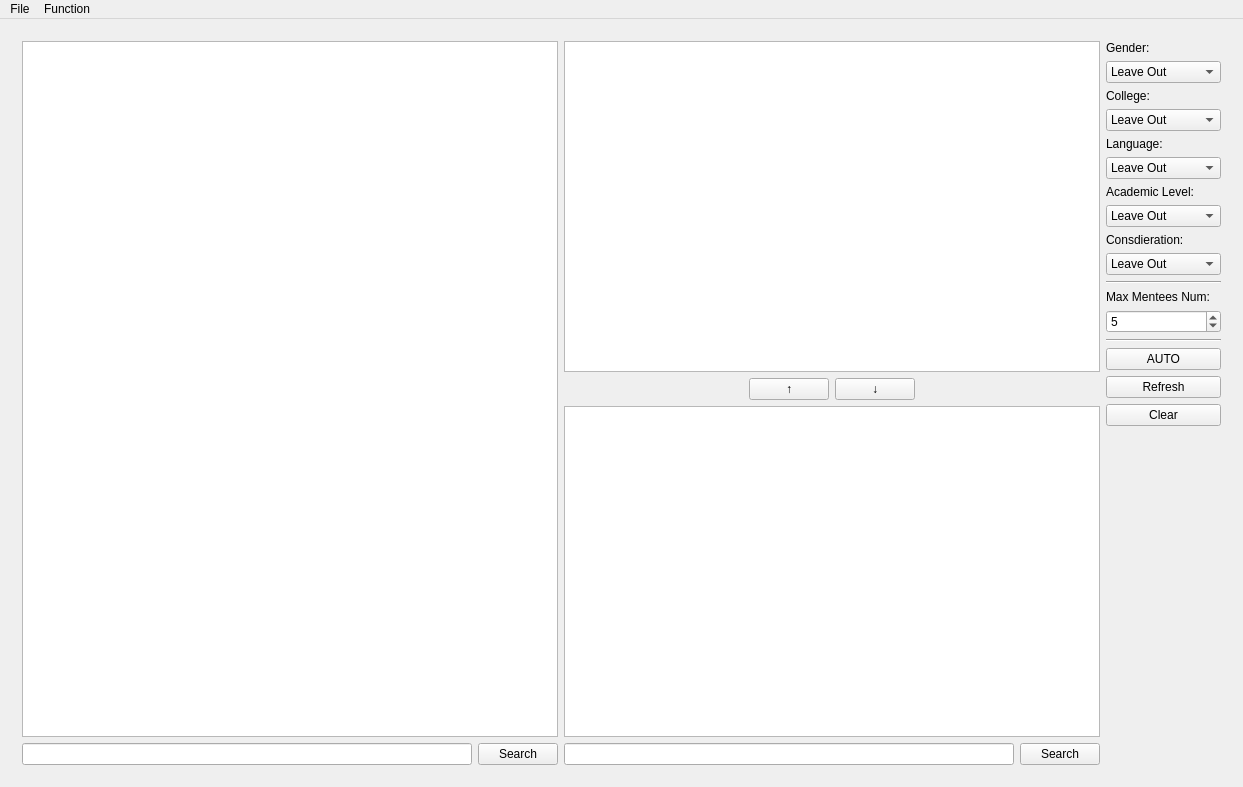
Before: the Qt Designer form Menters-and-Mentees-Matching-Program/mainwindow.ui in shuanglengyunji/Menters-and-Mentees-Matching-Program, drawn with Qt 5.
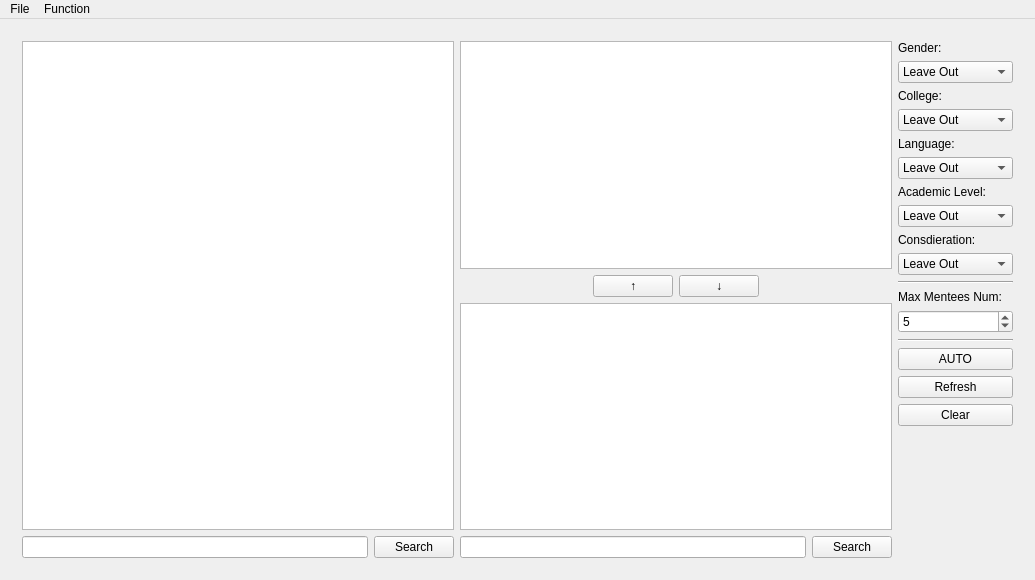
After: the same form once the commit is applied. Icons and pictures are not drawn.

Commit message: Update Page Names

```diff
--- a/Menters-and-Mentees-Matching-Program/mainwindow.ui
+++ b/Menters-and-Mentees-Matching-Program/mainwindow.ui
@@ -6,8 +6,8 @@
    <rect>
     <x>0</x>
     <y>0</y>
-    <width>1243</width>
-    <height>787</height>
+    <width>1035</width>
+    <height>580</height>
    </rect>
   </property>
   <property name="minimumSize">
@@ -552,7 +552,7 @@
     <rect>
      <x>0</x>
      <y>0</y>
-     <width>1243</width>
+     <width>1035</width>
      <height>21</height>
     </rect>
    </property>
```
Left out of the diff: 12 changed lines with no effect on the pictures. The commit also changes 2 other files.
